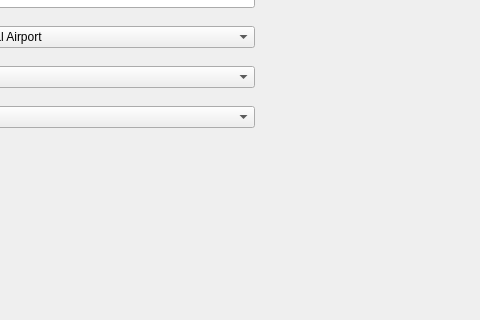
The window that airport.ui (Muneeba-Badar/DB-Final-Project) describes before a commit, drawn with Qt 5; both pictures show x 286 to 766 and y 94 to 414 of the 1107 by 839 pixel window.
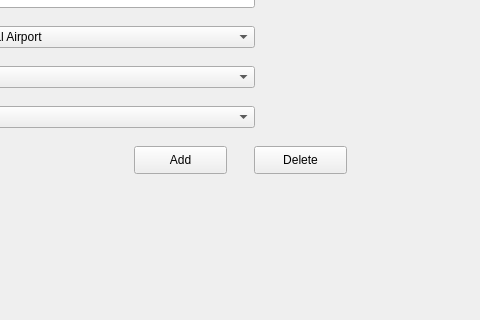
The same window after the commit.

The edit to the form file:
```diff
--- a/airport.ui
+++ b/airport.ui
@@ -174,6 +174,32 @@
      </rect>
     </property>
    </widget>
+   <widget class="QPushButton" name="pushButton_2">
+    <property name="geometry">
+     <rect>
+      <x>540</x>
+      <y>240</y>
+      <width>93</width>
+      <height>28</height>
+     </rect>
+    </property>
+    <property name="text">
+     <string>Delete</string>
+    </property>
+   </widget>
+   <widget class="QPushButton" name="pushButton">
+    <property name="geometry">
+     <rect>
+      <x>420</x>
+      <y>240</y>
+      <width>93</width>
+      <height>28</height>
+     </rect>
+    </property>
+    <property name="text">
+     <string>Add</string>
+    </property>
+   </widget>
   </widget>
   <widget class="QMenuBar" name="menubar">
    <property name="geometry">
```
